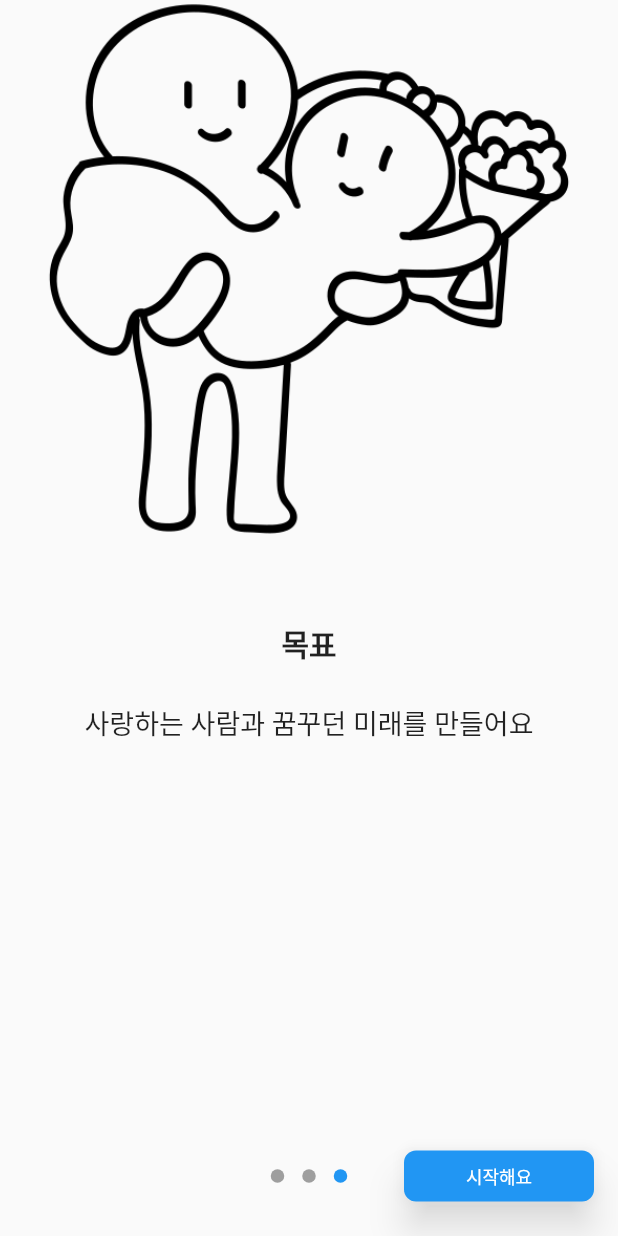
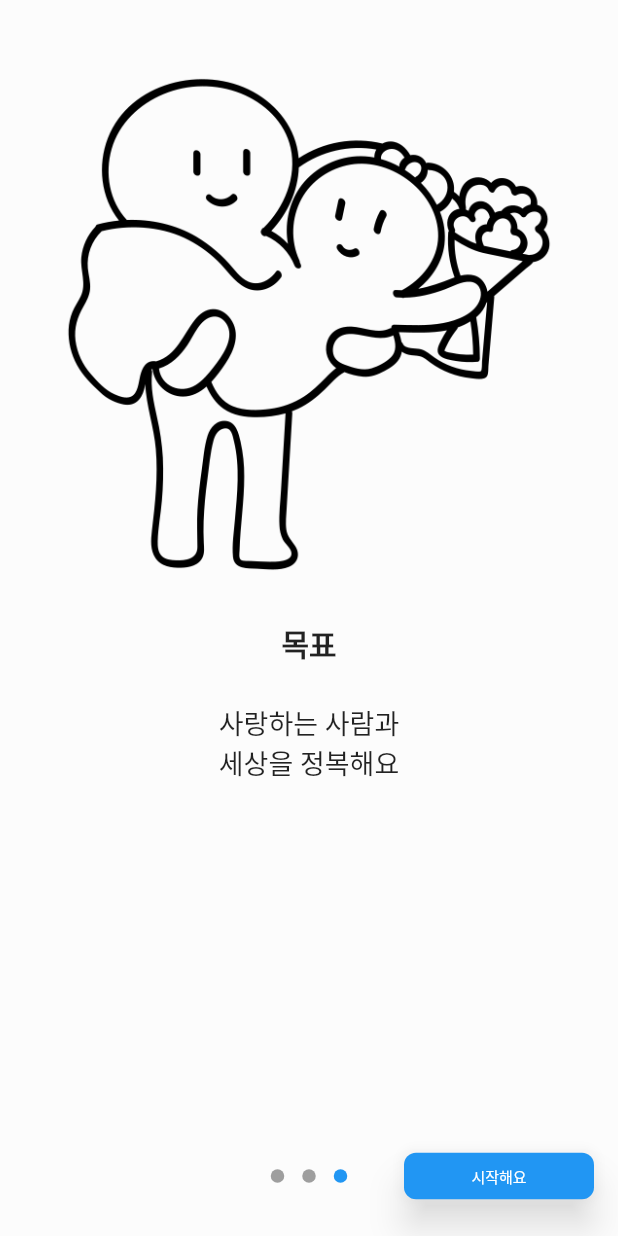
Before and after one commit to HyerimKimm/routepractice, a Flutter app: the screen it shows after launch, swiped to page 3, on a phone screen of 412 x 824 dp. Run offline on Flutter 3.47's test engine with Material 2 defaults, Android fonts, the phone set to English and light mode, and no system bars; drawn by our look-alikes of introduction_screen.

Commit message:
온보딩 스크린 디자인 끝 대충해씀.. ㅠ

```diff
--- a/lib/main.dart
+++ b/lib/main.dart
@@ -20,7 +20,7 @@ class MyApp extends StatelessWidget {
           backgroundColor: Colors.white,
           primarySwatch: Colors.blue,
           primaryColorLight: Colors.white,
-          textTheme: TextTheme(
+          textTheme: const TextTheme(
               headline1: TextStyle(
                   fontFamily: 'NotoSansKR',
                   fontWeight: FontWeight.bold,
--- a/lib/pages/onboarding_page.dart
+++ b/lib/pages/onboarding_page.dart
@@ -9,10 +9,11 @@ class OnBoardingPage extends StatelessWidget {
     return Scaffold(
       body: SafeArea(
         child: IntroductionScreen(
+          globalBackgroundColor: Colors.white38,
           pages: [
             PageViewModel(
               title: '함께 성장',
-                body: '사랑하는 사람과 목표를 함께해요',
+              body: '사랑하는 사람과 \n목표를 함께해요',
               image: Image.asset('assets/images/onboarding/friendship.png'),
               decoration: PageDecoration(
                 titleTextStyle: TextStyle(
@@ -20,22 +21,41 @@ class OnBoardingPage extends StatelessWidget {
                   fontWeight: Theme.of(context).textTheme.subtitle1?.fontWeight,
                   fontSize: Theme.of(context).textTheme.subtitle1?.fontSize,
                 ),
+                imagePadding: EdgeInsets.only(top: 50),
               ),
             ),
             PageViewModel(
               title: '즐거움',
-                body: '열정을 함께하고, 즐거움을 얻어요',
-                image: Image.asset('assets/images/onboarding/passion.png')),
+              body: '열정을 함께하고,\n즐거움을 얻어요',
+              image: Image.asset('assets/images/onboarding/passion.png'),
+              decoration: PageDecoration(
+                titleTextStyle: TextStyle(
+                  fontFamily: Theme.of(context).textTheme.subtitle1?.fontFamily,
+                  fontWeight: Theme.of(context).textTheme.subtitle1?.fontWeight,
+                  fontSize: Theme.of(context).textTheme.subtitle1?.fontSize,
+                ),
+                imagePadding: EdgeInsets.only(top: 50),
+              ),
+            ),
             PageViewModel(
               title: '목표',
-                body: '사랑하는 사람과 꿈꾸던 미래를 만들어요',
-                image: Image.asset('assets/images/onboarding/marriage.png')),
+              body: '사랑하는 사람과 \n세상을 정복해요',
+              image: Image.asset('assets/images/onboarding/marriage.png'),
+              decoration: PageDecoration(
+                titleTextStyle: TextStyle(
+                  fontFamily: Theme.of(context).textTheme.subtitle1?.fontFamily,
+                  fontWeight: Theme.of(context).textTheme.subtitle1?.fontWeight,
+                  fontSize: Theme.of(context).textTheme.subtitle1?.fontSize,
+                ),
+                imagePadding: EdgeInsets.only(top: 50),
+              ),
+            ),
           ],
-          done: const Text('시작해요'),
+          done: const Text('시작해요', style: TextStyle(fontSize: 10),),
+          next: const Icon(Icons.arrow_forward, size: 20),
           onDone: () {
             Navigator.of(context).pushNamed('/login');
           },
-          next: const Icon(Icons.arrow_forward),
         ),
         ),
     );
```
Lines whose indentation alone changed are shown as unchanged.
